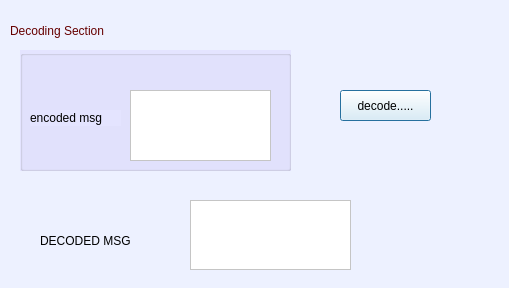
Qt form edai3/decode.ui (GayatriMunde/PassManager) before a commit.
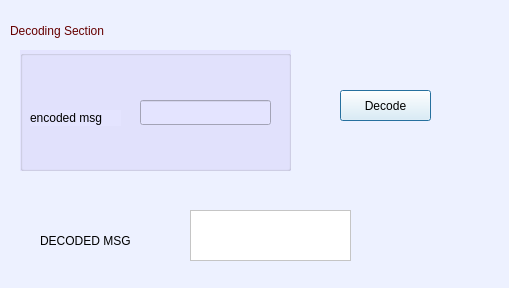
The same form after that commit.

```diff
--- a/edai3/decode.ui
+++ b/edai3/decode.ui
@@ -47,7 +47,7 @@
 background-color: rgb(231, 246, 255);</string>
    </property>
    <property name="text">
-    <string>decode.....</string>
+    <string>Decode</string>
    </property>
   </widget>
   <widget class="QGroupBox" name="groupBox">
@@ -65,19 +65,6 @@
    <property name="title">
     <string/>
    </property>
-   <widget class="QTextEdit" name="textEdit">
-    <property name="geometry">
-     <rect>
-      <x>110</x>
-      <y>40</y>
-      <width>141</width>
-      <height>71</height>
-     </rect>
-    </property>
-    <property name="styleSheet">
-     <string notr="true">background-color: rgb(255, 255, 255);</string>
-    </property>
-   </widget>
    <widget class="QLabel" name="label_2">
     <property name="geometry">
      <rect>
@@ -94,19 +81,32 @@
      <string>encoded msg</string>
     </property>
    </widget>
+   <widget class="QLineEdit" name="eMsgBox">
+    <property name="geometry">
+     <rect>
+      <x>120</x>
+      <y>50</y>
+      <width>131</width>
+      <height>25</height>
+     </rect>
+    </property>
+   </widget>
   </widget>
   <widget class="QPlainTextEdit" name="plainTextEdit">
    <property name="geometry">
     <rect>
      <x>190</x>
-     <y>200</y>
+     <y>210</y>
      <width>161</width>
-     <height>70</height>
+     <height>51</height>
     </rect>
    </property>
    <property name="styleSheet">
     <string notr="true">background-color: rgb(255, 255, 255);</string>
    </property>
+   <property name="readOnly">
+    <bool>true</bool>
+   </property>
   </widget>
   <widget class="QLabel" name="label_3">
    <property name="geometry">
```
Left out of the diff: 2 changed lines with no effect on the pictures.
